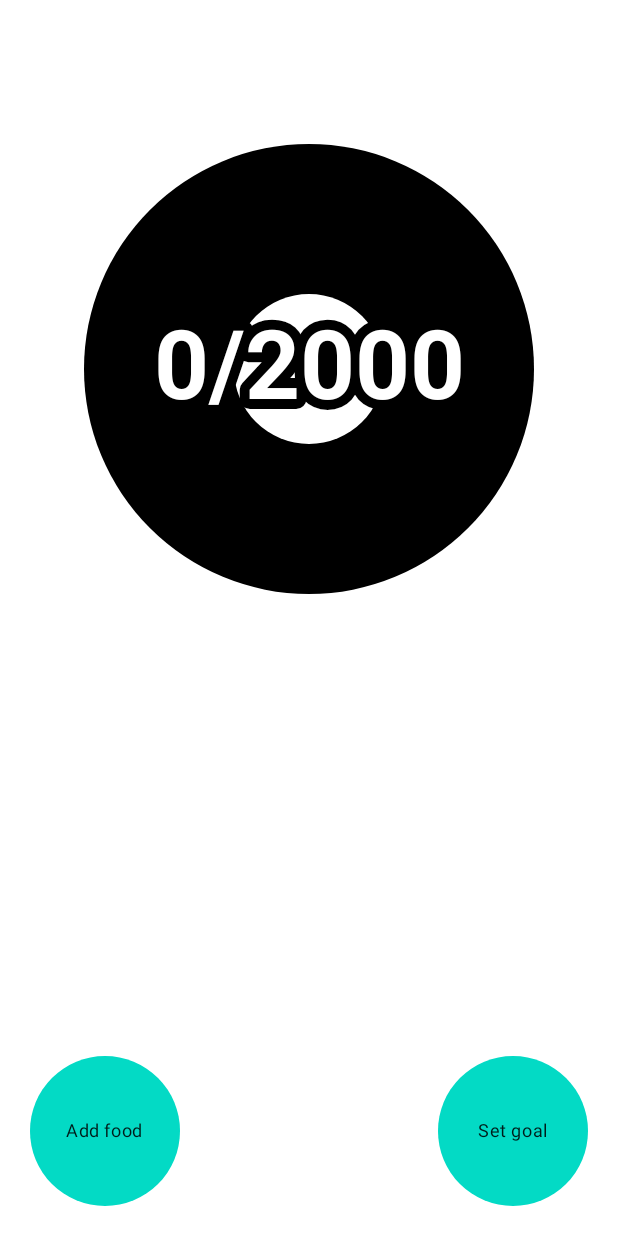
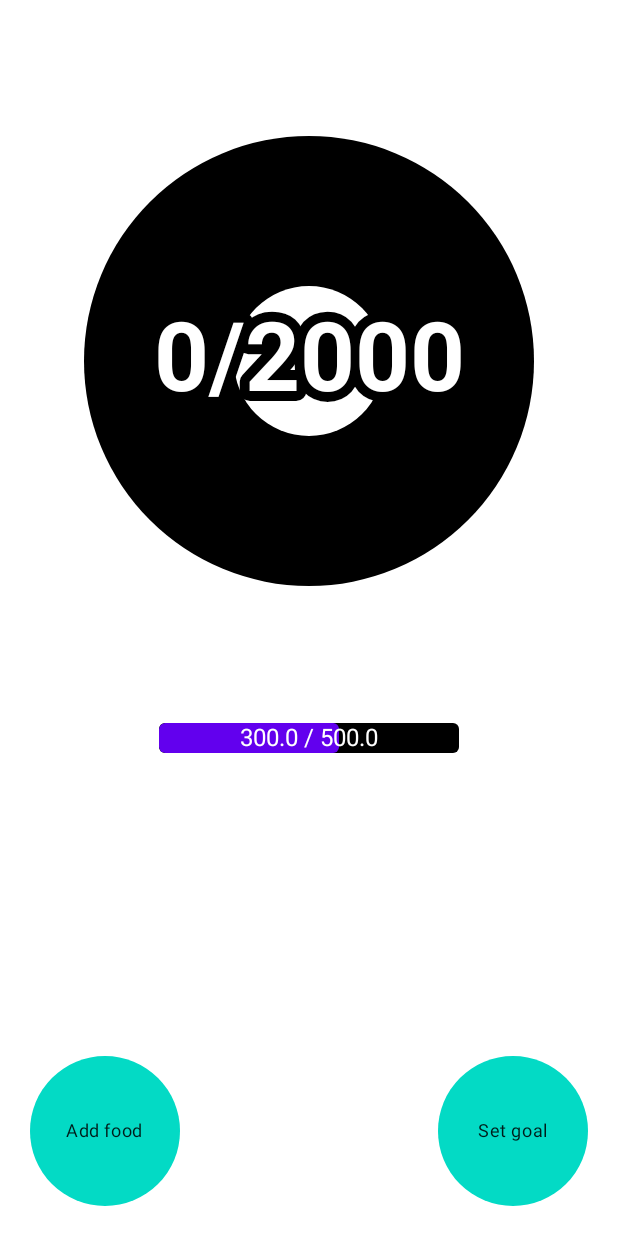
Before and after one commit to ichen2/cal-count, an Android app built with Jetpack Compose: the screen it shows after launch (MainActivity), on a phone screen of 412 x 824 dp. Run offline under Robolectric (Android 15) with nearby library versions, the phone set to English and light mode, and no system bars; our stand-ins replace livedata-compose.

Commit message:
Added progress bar component, create generic filled component that processes values and handles animation

```diff
--- a/app/src/main/java/com/example/caloriecounter/Components.kt
+++ b/app/src/main/java/com/example/caloriecounter/Components.kt
@@ -14,6 +14,7 @@ import androidx.compose.foundation.layout.fillMaxSize
 import androidx.compose.foundation.layout.size
 import androidx.compose.foundation.shape.CircleShape
 import androidx.compose.foundation.shape.GenericShape
+import androidx.compose.foundation.shape.RoundedCornerShape
 import androidx.compose.foundation.text.KeyboardOptions
 import androidx.compose.material.*
 import androidx.compose.runtime.*
@@ -38,29 +39,37 @@ enum class DialogState {
     SET_GOAL
 }
 
+enum class FilledComponentType {
+    BAR,
+    DONUT
+}
+
 // stateful component - acts as a container for internal state
 @Composable
-fun RadialFilledDonut(currentCalories: Float = 0f, targetCalories: Float = 2000f) {
+fun FilledComponent(type: FilledComponentType, current: Float = 0f, target: Float = 2000f) {
     var animated by remember { mutableStateOf(false) }
     val transition = updateTransition(animated)
-    val degrees by transition.animateFloat(transitionSpec = {
+    val percentage by transition.animateFloat(transitionSpec = {
         spring(
             dampingRatio = Spring.DampingRatioNoBouncy,
             stiffness = Spring.StiffnessVeryLow
         )
     }, label = "") { state ->
-        if (state) Math.min(currentCalories.toDegrees(targetCalories), 360f) else 0f
+        if (state) Math.min(current / target, 1f) else 0f
     }
-    RadialFilledDonut(degrees, currentCalories, targetCalories)
+    when(type) {
+        FilledComponentType.DONUT -> RadialFilledDonut(percentage, current, target)
+        FilledComponentType.BAR -> FilledProgressBar(percentage, current, target)
+    }
     animated = true
 }
 
 // stateless component - gets values from stateful component and renders UI
 @Composable
-fun RadialFilledDonut(degrees: Float, currentCalories: Float, targetCalories: Float) {
+fun RadialFilledDonut(percentage: Float, current: Float, target: Float) {
 
     val RadialFillShape = GenericShape { size, _ ->
-        addArc(Rect(Offset(0f, 0f), size), -90f, degrees)
+        addArc(Rect(Offset(0f, 0f), size), -90f, 360f * percentage)
         lineTo(size.width / 2f, size.height / 2f)
         close()
     }
@@ -84,10 +93,31 @@ fun RadialFilledDonut(degrees: Float, currentCalories: Float, targetCalories: Fl
                 .background(MaterialTheme.colors.background)
         )
         OutlinedText(
-            text = "${currentCalories.roundToInt()}/${targetCalories.roundToInt()}",
+            text = "${current.roundToInt()}/${target.roundToInt()}",
             primaryColor = MaterialTheme.colors.background,
             outlineColor = MaterialTheme.colors.onBackground
         )
+    }
+}
+
+@Composable
+fun FilledProgressBar(percentage: Float, current: Float, target: Float) {
+    Box(contentAlignment = Alignment.Center) {
+        Box(
+            Modifier
+                .size(200.dp, 20.dp)
+                .clip(RoundedCornerShape(4.dp))
+                .background(MaterialTheme.colors.onBackground),
+            contentAlignment = Alignment.CenterStart
+        ) {
+            Box(
+                Modifier
+                    .size(200.dp * percentage, 20.dp)
+                    .clip(RoundedCornerShape(4.dp))
+                    .background(MaterialTheme.colors.primary)
+            )
+        }
+        Text("$current / $target", color = MaterialTheme.colors.background)
     }
 }
 
@@ -160,7 +190,7 @@ fun CircleButton(imageResource: Int? = null, onClick: () -> Unit = {}, descripti
 
 @Composable
 fun InputDialog(onClose: () -> Unit, onConfirm: (Float) -> Unit, dialogState: DialogState) {
-    if(dialogState == DialogState.NONE) {
+    if (dialogState == DialogState.NONE) {
         Log.e("inputDialog", "No dialog state specified")
         return
     }
@@ -168,8 +198,9 @@ fun InputDialog(onClose: () -> Unit, onConfirm: (Float) -> Unit, dialogState: Di
     AlertDialog(
         onDismissRequest = { onClose() },
         title = {
-            Text(text =
-                when(dialogState) {
+            Text(
+                text =
+                when (dialogState) {
                     DialogState.ADD_FOOD -> "Add Food"
                     DialogState.SET_GOAL -> "Set Goal"
                     else -> ""
--- a/app/src/main/java/com/example/caloriecounter/MainActivity.kt
+++ b/app/src/main/java/com/example/caloriecounter/MainActivity.kt
@@ -61,8 +61,10 @@ fun MainScreen(model: MainViewModel) {
     val targetCalories by model.targetCaloriesData.observeAsState(0f)
     Column(Modifier.fillMaxSize(), Arrangement.Center, Alignment.CenterHorizontally) {
         Spacer(Modifier.weight(1f))
-        RadialFilledDonut(currentCalories, targetCalories)
-        Spacer(Modifier.weight(3f))
+        FilledComponent(FilledComponentType.DONUT, currentCalories, targetCalories)
+        Spacer(Modifier.weight(1f))
+        FilledComponent(FilledComponentType.BAR, 300f, 500f)
+        Spacer(Modifier.weight(2f))
         Row(
             Modifier
                 .fillMaxWidth()
```
